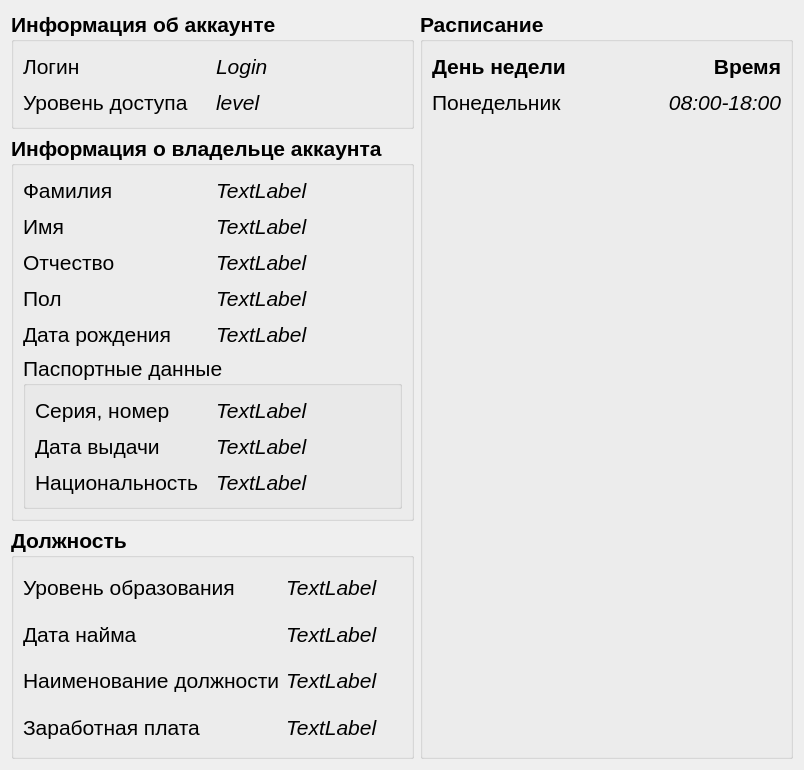
The window that vet/vetclient/src/ui/acc_info.ui (Painted-Black/BMSTU-DB-CourseWork) describes before a commit, drawn with Qt 5.
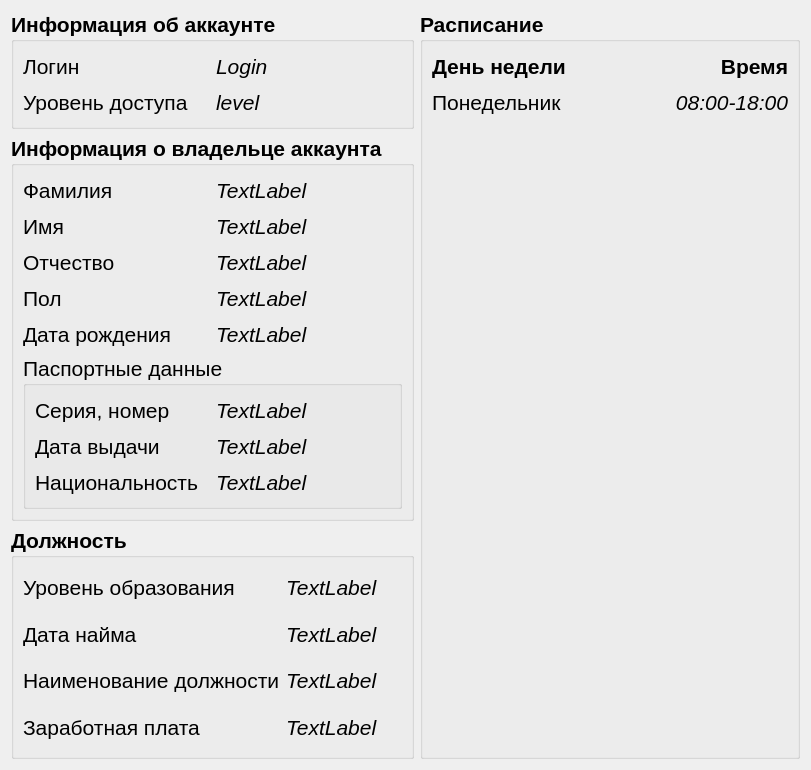
The same window after the commit.

The edit to the form file:
```diff
--- a/vet/vetclient/src/ui/acc_info.ui
+++ b/vet/vetclient/src/ui/acc_info.ui
@@ -6,7 +6,7 @@
 					   <rect>
 							   <x>0</x>
 								   <y>0</y>
-										   <width>804</width>
+    <width>811</width>
 											   <height>770</height>
 													  </rect>
 														</property>
```
Left out of the diff: 4 changed lines with no effect on the pictures. Lines whose indentation alone changed are shown as unchanged.
